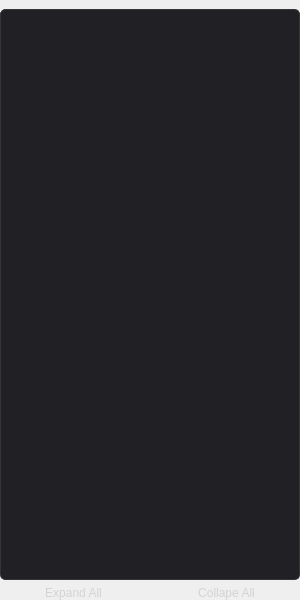
Old version of the form res/friendlist/friendlist.ui in the repository FAForever/client.
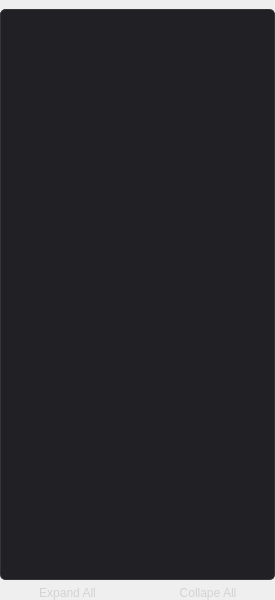
New version of the form. Icons and pictures are not drawn.

Commit message: remove dialog frame completely

Diff of the .ui file:
```diff
--- a/res/friendlist/friendlist.ui
+++ b/res/friendlist/friendlist.ui
@@ -6,13 +6,13 @@
    <rect>
     <x>0</x>
     <y>0</y>
-    <width>300</width>
+    <width>275</width>
     <height>600</height>
    </rect>
   </property>
   <property name="minimumSize">
    <size>
-    <width>300</width>
+    <width>275</width>
     <height>0</height>
    </size>
   </property>
```
The commit also changes 3 other files.
